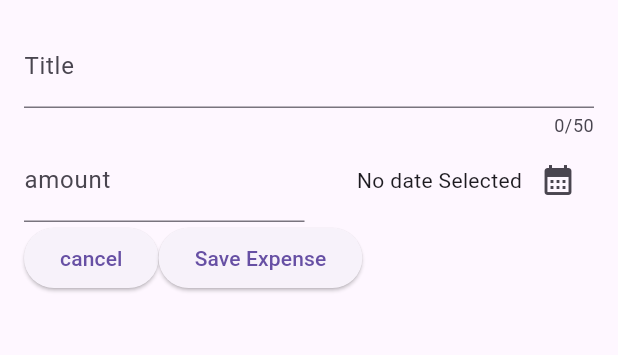
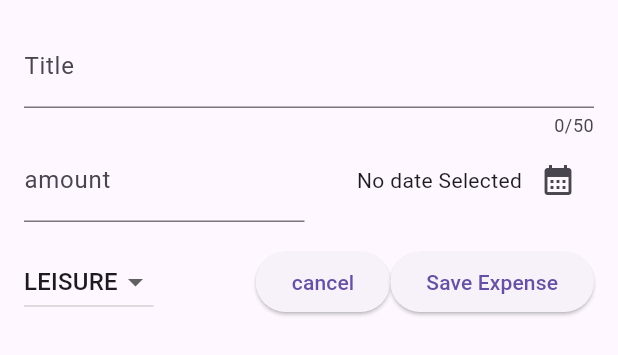
Before and after one commit to TommyPurba/expanse_tracker, a Flutter app: the NewExpense widget shown alone on an empty page, opened directly, on a phone screen of 412 x 824 dp. Shown: the top 355 px of the screen. Run offline on Flutter 3.47's test engine with Material 3 defaults, Android fonts, the phone set to English and light mode, and no system bars.

Commit message:
add dropdown list

```diff
--- a/lib/widgets/new_expense.dart
+++ b/lib/widgets/new_expense.dart
@@ -1,5 +1,6 @@
 import 'package:flutter/material.dart';
 import 'package:intl/intl.dart';
+import 'package:thefour/models/expense.dart';
 
 final formatter = DateFormat.yMd();
 
@@ -18,6 +19,7 @@
   final _titleControler = TextEditingController();
   final _amountControler = TextEditingController();
   DateTime? _selectedDate;
+  Category _selectedCategory = Category.leisure;
 
   void _presentDate () async {
     final now = DateTime.now();
@@ -75,8 +77,28 @@
             )
           ],
          ),
+        const SizedBox(height: 16,),
         Row(
           children: [
+            DropdownButton(
+              value: _selectedCategory,
+              items: Category.values.map(
+                (category) => DropdownMenuItem(
+                  value: category,
+                  child: Text(
+                    category.name.toUpperCase()
+                    ),
+                  )
+                ).toList(),
+              onChanged: (value){
+                if(value == null){
+                  return;
+                }
+                setState(() {
+                  _selectedCategory = value;
+                });
+              }),
+            const Spacer(),
             ElevatedButton(onPressed: (){
              Navigator.pop(context);
             },
```
